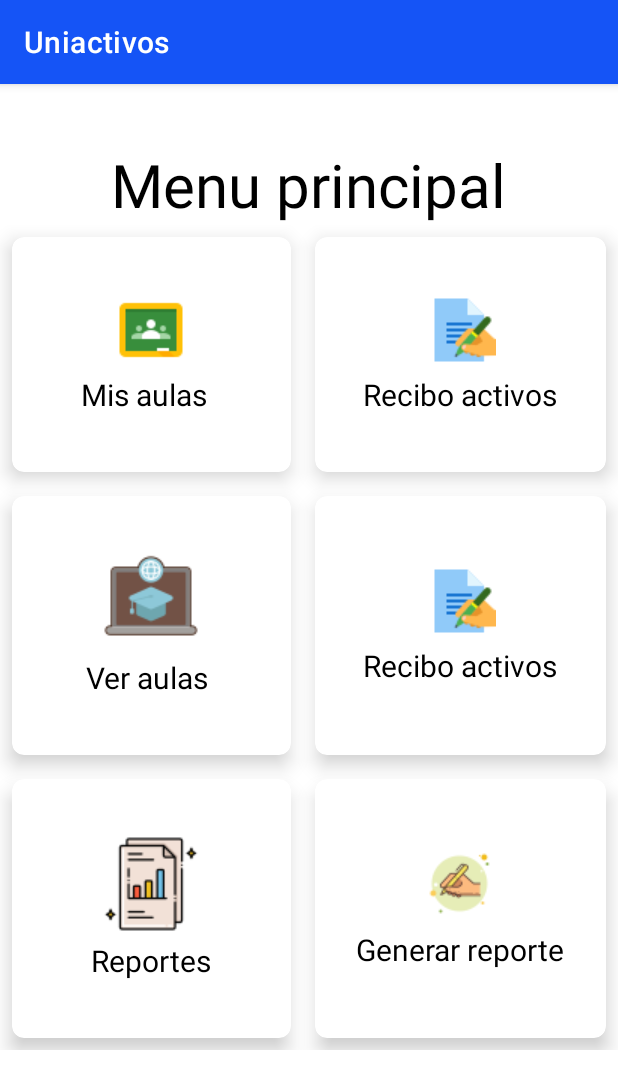
After one commit to Fezk3/frontend-mov-siua-xray, an Android app: the MainMenu screen opened directly, with no data from a screen before it, on a phone screen of 412 x 824 dp. The commit adds this screen. Shown: the top 1089 px of the screen. Run offline under Robolectric (Android 15) with nearby library versions, the phone set to English and light mode, and no system bars.

Commit message:
Adicion del menu de navegacion, menu activity y fragment del menu principal Closes #6

```diff
--- a/app/build.gradle
+++ b/app/build.gradle
@@ -42,4 +42,5 @@ dependencies {
     testImplementation 'junit:junit:4.13.2'
     androidTestImplementation 'androidx.test.ext:junit:1.1.5'
     androidTestImplementation 'androidx.test.espresso:espresso-core:3.5.1'
+    implementation 'androidx.legacy:legacy-support-v4:1.0.0'
 }
--- a/app/src/main/AndroidManifest.xml
+++ b/app/src/main/AndroidManifest.xml
@@ -12,6 +12,9 @@
         android:theme="@style/Theme.Uniactivos"
         tools:targetApi="31">
         <activity
+            android:name=".MenuActivity"
+            android:exported="false" />
+        <activity
             android:name=".MainActivity"
             android:exported="true">
             <intent-filter>
--- /dev/null
+++ b/app/src/main/java/com/example/uniactivos/MainMenu.kt
@@ -0,0 +1,59 @@
+package com.example.uniactivos
+
+import android.os.Bundle
+import androidx.fragment.app.Fragment
+import android.view.LayoutInflater
+import android.view.View
+import android.view.ViewGroup
+
+// TODO: Rename parameter arguments, choose names that match
+// the fragment initialization parameters, e.g. ARG_ITEM_NUMBER
+private const val ARG_PARAM1 = "param1"
+private const val ARG_PARAM2 = "param2"
+
+/**
+ * A simple [Fragment] subclass.
+ * Use the [MainMenu.newInstance] factory method to
+ * create an instance of this fragment.
+ */
+class MainMenu : Fragment() {
+    // TODO: Rename and change types of parameters
+    private var param1: String? = null
+    private var param2: String? = null
+
+    override fun onCreate(savedInstanceState: Bundle?) {
+        super.onCreate(savedInstanceState)
+        arguments?.let {
+            param1 = it.getString(ARG_PARAM1)
+            param2 = it.getString(ARG_PARAM2)
+        }
+    }
+
+    override fun onCreateView(
+        inflater: LayoutInflater, container: ViewGroup?,
+        savedInstanceState: Bundle?
+    ): View? {
+        // Inflate the layout for this fragment
+        return inflater.inflate(R.layout.fragment_main_menu, container, false)
+    }
+
+    companion object {
+        /**
+         * Use this factory method to create a new instance of
+         * this fragment using the provided parameters.
+         *
+         * @param param1 Parameter 1.
+         * @param param2 Parameter 2.
+         * @return A new instance of fragment MainMenu.
+         */
+        // TODO: Rename and change types and number of parameters
+        @JvmStatic
+        fun newInstance(param1: String, param2: String) =
+            MainMenu().apply {
+                arguments = Bundle().apply {
+                    putString(ARG_PARAM1, param1)
+                    putString(ARG_PARAM2, param2)
+                }
+            }
+    }
+}
--- /dev/null
+++ b/app/src/main/java/com/example/uniactivos/MenuActivity.kt
@@ -0,0 +1,22 @@
+package com.example.uniactivos
+
+import androidx.appcompat.app.AppCompatActivity
+import android.os.Bundle
+import androidx.fragment.app.commit
+import androidx.fragment.app.replace
+
+class MenuActivity : AppCompatActivity() {
+    override fun onCreate(savedInstanceState: Bundle?) {
+        super.onCreate(savedInstanceState)
+        setContentView(R.layout.activity_main)
+
+        // cargando el fragmento de login
+        supportFragmentManager.commit {
+            replace<MainMenu>(R.id.frameContainer)
+            setReorderingAllowed(true)
+            addToBackStack("replacement")
+        }
+
+    }
+
+}
--- /dev/null
+++ b/app/src/main/res/layout/activity_menu.xml
@@ -0,0 +1,28 @@
+<?xml version="1.0" encoding="utf-8"?>
+<androidx.coordinatorlayout.widget.CoordinatorLayout xmlns:android="http://schemas.android.com/apk/res/android"
+    xmlns:app="http://schemas.android.com/apk/res-auto"
+    xmlns:tools="http://schemas.android.com/tools"
+    android:layout_width="match_parent"
+    android:layout_height="match_parent"
+    tools:context=".MenuActivity">
+
+    <FrameLayout
+        android:id="@+id/frameContainer"
+        android:layout_width="match_parent"
+        android:layout_height="wrap_content">
+
+    </FrameLayout>
+
+    <com.google.android.material.bottomnavigation.BottomNavigationView
+        android:id="@+id/bottomNavigationView"
+        android:layout_width="match_parent"
+        android:layout_height="91dp"
+        android:layout_gravity="bottom"
+        app:menu="@menu/navegation"
+        android:background="@color/blue"
+        app:itemIconTint="@color/white"
+        app:itemTextColor="@color/white"
+        app:itemIconSize="40dp"
+        />
+
+</androidx.coordinatorlayout.widget.CoordinatorLayout>
--- /dev/null
+++ b/app/src/main/res/layout/fragment_main_menu.xml
@@ -0,0 +1,248 @@
+<?xml version="1.0" encoding="utf-8"?>
+<RelativeLayout xmlns:android="http://schemas.android.com/apk/res/android"
+    xmlns:app="http://schemas.android.com/apk/res-auto"
+    xmlns:tools="http://schemas.android.com/tools"
+    android:layout_width="match_parent"
+    android:layout_height="match_parent"
+    tools:context=".MainMenu">
+
+    <!-- TODO: Update blank fragment layout -->
+    <TextView
+        android:id="@+id/titulo"
+        android:layout_width="wrap_content"
+        android:layout_height="wrap_content"
+        android:text="Menu principal"
+        android:textSize="40sp"
+        android:textColor="@color/black"
+        android:layout_marginTop="40sp"
+        android:layout_centerHorizontal="true"
+
+        />
+    <GridLayout
+        android:layout_width="match_parent"
+        android:layout_height="550sp"
+        android:layout_below="@+id/titulo"
+        android:rowCount="3"
+        android:columnCount="2"
+        >
+
+        <androidx.cardview.widget.CardView
+            android:layout_width="wrap_content"
+            android:layout_height="wrap_content"
+            android:layout_row="0"
+            android:layout_column="0"
+            android:layout_gravity="fill"
+            android:layout_rowWeight="1"
+            android:layout_columnWeight="1"
+            android:layout_margin="8dp"
+            app:cardCornerRadius="8dp"
+            app:cardElevation="8dp"
+            >
+
+        <LinearLayout
+            android:layout_width="wrap_content"
+            android:layout_height="wrap_content"
+            android:orientation="vertical"
+            android:gravity="center"
+            android:layout_gravity="center_vertical|center_horizontal"
+            >
+            <ImageView
+                android:layout_width="wrap_content"
+                android:layout_height="wrap_content"
+                android:src="@drawable/GC"/>
+            <TextView
+                android:layout_width="wrap_content"
+                android:layout_height="wrap_content"
+                android:text="    Mis aulas      "
+                android:textSize="20sp"
+                android:textColor="@color/black"
+                android:layout_gravity="center_horizontal"
+                android:layout_marginTop="5dp"
+                />
+        </LinearLayout>
+        </androidx.cardview.widget.CardView>
+
+        <androidx.cardview.widget.CardView
+            android:layout_width="wrap_content"
+            android:layout_height="wrap_content"
+            android:layout_row="0"
+            android:layout_column="1"
+            android:layout_gravity="fill"
+            android:layout_rowWeight="1"
+            android:layout_columnWeight="1"
+            android:layout_margin="8dp"
+            app:cardCornerRadius="8dp"
+            app:cardElevation="8dp"
+            >
+
+            <LinearLayout
+                android:layout_width="wrap_content"
+                android:layout_height="wrap_content"
+                android:orientation="vertical"
+                android:gravity="center"
+                android:layout_gravity="center_vertical|center_horizontal"
+                >
+                <ImageView
+                    android:layout_width="wrap_content"
+                    android:layout_height="wrap_content"
+                    android:src="@drawable/ActiPro"/>
+                <TextView
+                    android:layout_width="wrap_content"
+                    android:layout_height="wrap_content"
+                    android:text="Recibo activos"
+                    android:textSize="20sp"
+                    android:textColor="@color/black"
+                    android:layout_gravity="center_horizontal"
+                    android:layout_marginTop="5dp"
+                    />
+            </LinearLayout>
+        </androidx.cardview.widget.CardView>
+
+        <androidx.cardview.widget.CardView
+            android:layout_width="wrap_content"
+            android:layout_height="wrap_content"
+            android:layout_row="1"
+            android:layout_column="0"
+            android:layout_gravity="fill"
+            android:layout_rowWeight="1"
+            android:layout_columnWeight="1"
+            android:layout_margin="8dp"
+            app:cardCornerRadius="8dp"
+            app:cardElevation="8dp"
+            >
+
+            <LinearLayout
+                android:layout_width="wrap_content"
+                android:layout_height="wrap_content"
+                android:orientation="vertical"
+                android:gravity="center"
+                android:layout_gravity="center_vertical|center_horizontal"
+                >
+                <ImageView
+                    android:layout_width="wrap_content"
+                    android:layout_height="wrap_content"
+                    android:src="@drawable/VerAula"/>
+                <TextView
+                    android:layout_width="wrap_content"
+                    android:layout_height="wrap_content"
+                    android:text="    Ver aulas     "
+                    android:textSize="20sp"
+                    android:textColor="@color/black"
+                    android:layout_gravity="center_horizontal"
+                    android:layout_marginTop="5dp"
+                    />
+            </LinearLayout>
+        </androidx.cardview.widget.CardView>
+
+        <androidx.cardview.widget.CardView
+            android:layout_width="wrap_content"
+            android:layout_height="wrap_content"
+            android:layout_row="1"
+            android:layout_column="1"
+            android:layout_gravity="fill"
+            android:layout_rowWeight="1"
+            android:layout_columnWeight="1"
+            android:layout_margin="8dp"
+            app:cardCornerRadius="8dp"
+            app:cardElevation="8dp"
+            >
+
+            <LinearLayout
+                android:layout_width="wrap_content"
+                android:layout_height="wrap_content"
+                android:orientation="vertical"
+                android:gravity="center"
+                android:layout_gravity="center_vertical|center_horizontal"
+                >
+                <ImageView
+                    android:layout_width="wrap_content"
+                    android:layout_height="wrap_content"
+                    android:src="@drawable/ActiPro"/>
+                <TextView
+                    android:layout_width="wrap_content"
+                    android:layout_height="wrap_content"
+                    android:text="Recibo activos"
+                    android:textSize="20sp"
+                    android:textColor="@color/black"
+                    android:layout_gravity="center_horizontal"
+                    android:layout_marginTop="5dp"
+                    />
+            </LinearLayout>
+        </androidx.cardview.widget.CardView>
+
+        <androidx.cardview.widget.CardView
+            android:layout_width="wrap_content"
+            android:layout_height="wrap_content"
+            android:layout_row="2"
+            android:layout_column="0"
+            android:layout_gravity="fill"
+            android:layout_rowWeight="1"
+            android:layout_columnWeight="1"
+            android:layout_margin="8dp"
+            app:cardCornerRadius="8dp"
+            app:cardElevation="8dp"
+            >
+
+            <LinearLayout
+                android:layout_width="wrap_content"
+                android:layout_height="wrap_content"
+                android:orientation="vertical"
+                android:gravity="center"
+                android:layout_gravity="center_vertical|center_horizontal"
+                >
+                <ImageView
+                    android:layout_width="wrap_content"
+                    android:layout_height="wrap_content"
+                    android:src="@drawable/reports"/>
+                <TextView
+                    android:layout_width="wrap_content"
+                    android:layout_height="wrap_content"
+                    android:text="Reportes"
+                    android:textSize="20sp"
+                    android:textColor="@color/black"
+                    android:layout_gravity="center_horizontal"
+                    android:layout_marginTop="5dp"
+                    />
+            </LinearLayout>
+        </androidx.cardview.widget.CardView>
+
+        <androidx.cardview.widget.CardView
+            android:layout_width="wrap_content"
+            android:layout_height="wrap_content"
+            android:layout_row="2"
+            android:layout_column="1"
+            android:layout_gravity="fill"
+            android:layout_rowWeight="1"
+            android:layout_columnWeight="1"
+            android:layout_margin="8dp"
+            app:cardCornerRadius="8dp"
+            app:cardElevation="8dp"
+            >
+
+            <LinearLayout
+                android:layout_width="wrap_content"
+                android:layout_height="wrap_content"
+                android:orientation="vertical"
+                android:gravity="center"
+                android:layout_gravity="center_vertical|center_horizontal"
+                >
+                <ImageView
+                    android:layout_width="wrap_content"
+                    android:layout_height="wrap_content"
+                    android:src="@drawable/Pen"/>
+                <TextView
+                    android:layout_width="wrap_content"
+                    android:layout_height="wrap_content"
+                    android:text="Generar reporte"
+                    android:textSize="20sp"
+                    android:textColor="@color/black"
+                    android:layout_gravity="center_horizontal"
+                    android:layout_marginTop="5dp"
+                    />
+            </LinearLayout>
+        </androidx.cardview.widget.CardView>
+
+
+    </GridLayout>
+
+</RelativeLayout>
--- a/app/src/main/res/menu/navegation.xml
+++ b/app/src/main/res/menu/navegation.xml
@@ -1,17 +1,21 @@
 <?xml version="1.0" encoding="utf-8"?>
-<menu xmlns:android="http://schemas.android.com/apk/res/android%22%3E
+<menu xmlns:android="http://schemas.android.com/apk/res/android">
 
     <item
         android:id="@+id/nav_profile"
-        android:icon="@drawable/baseline_people_alt_24"
-        android:title="Perfil" />
+        android:icon="@drawable/baseline_person_24"
+        android:title="Perfil"
+        android:textSize="50dp"
+        />
     <item
         android:id="@+id/nav_home"
         android:icon="@drawable/baseline_home_24"
-        android:title="Inicio" />
+        android:title="Inicio"
+        android:textSize="50dp"/>
     <item
         android:id="@+id/nav_logout"
         android:icon="@drawable/baseline_logout_24"
-        android:title="Cerrar sesión" />
+        android:title="Cerrar sesión"
+        android:textSize="40dp"/>
 
 </menu>
```
